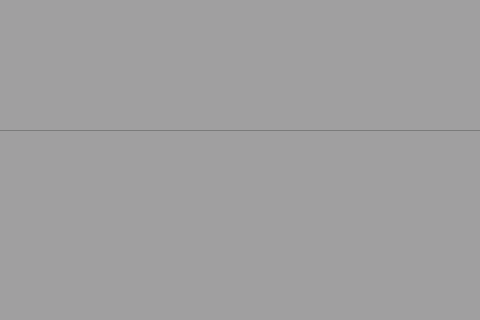
This is UI/Display.ui in ahmedhamila/Grade-Management as Qt 5 draws it before an edit; both pictures show x 310 to 790 and y 0 to 320 of the 1102 by 782 pixel window. The edited form follows.
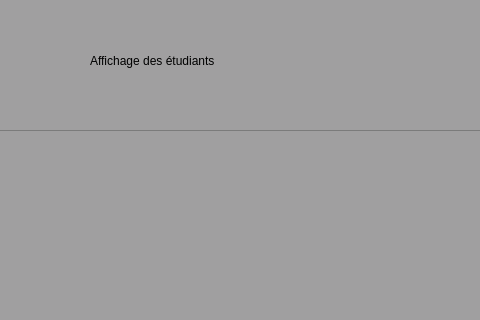
This is the edited form.

The edit to the form file:
```diff
--- a/UI/Display.ui
+++ b/UI/Display.ui
@@ -25,6 +25,31 @@
      <height>651</height>
     </rect>
    </property>
+   <property name="sizeAdjustPolicy">
+    <enum>QAbstractScrollArea::AdjustIgnored</enum>
+   </property>
+   <property name="selectionMode">
+    <enum>QAbstractItemView::ExtendedSelection</enum>
+   </property>
+  </widget>
+  <widget class="QLabel" name="label_10">
+   <property name="geometry">
+    <rect>
+     <x>400</x>
+     <y>40</y>
+     <width>301</width>
+     <height>41</height>
+    </rect>
+   </property>
+   <property name="layoutDirection">
+    <enum>Qt::LeftToRight</enum>
+   </property>
+   <property name="styleSheet">
+    <string notr="true">font: 75 22pt &quot;MS Shell Dlg 2&quot;;</string>
+   </property>
+   <property name="text">
+    <string>Affichage des étudiants</string>
+   </property>
   </widget>
  </widget>
  <resources/>
```
